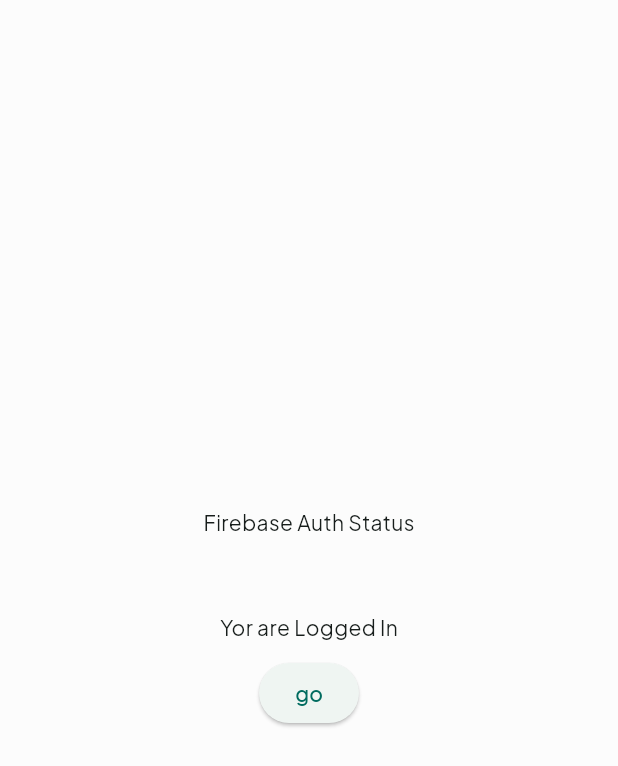
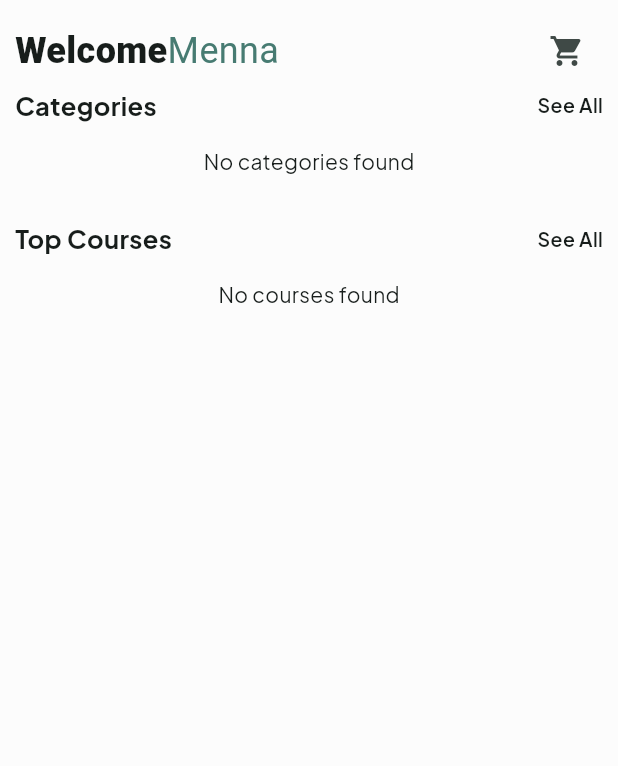
Before and after one commit to ShimaaElnaggar/Edu_Vesta, a Flutter app: the HomeView screen opened directly, on a phone screen of 412 x 824 dp. Shown: the top 766 px of the screen. Run offline on Flutter 3.47's test engine with Material 3 defaults, Android fonts, the phone set to English and light mode, and no system bars; our stand-ins replace cloud_firestore, firebase_auth, firebase_core, flutter_bloc, shared_preferences; accounts and stored records are empty.

Commit message:
get categories and top courses

```diff
--- a/lib/utils/color_utility.dart
+++ b/lib/utils/color_utility.dart
@@ -5,5 +5,6 @@
   static const secondary = Color(0xffF5BB06);
   static const primary = Color(0xff477B72);
   static const meduimBlack = Color(0xff1D1B20);
-  static const grey = Color(0xff858383);
+  static const grey = Color(0xffD1D1D6);
+  static const lightGrey = Color(0xffE0E0E0);
 }
--- a/lib/views/Home/home_view.dart
+++ b/lib/views/Home/home_view.dart
@@ -1,6 +1,11 @@
-import 'package:edu_vesta/views/Login/login_view.dart';
-import 'package:firebase_auth/firebase_auth.dart';
+
+import 'package:edu_vesta/widgets/categories_widget.dart';
+import 'package:edu_vesta/widgets/courses_widget.dart';
+import 'package:edu_vesta/widgets/label_widget.dart';
+
 import 'package:flutter/material.dart';
+
+import '../../utils/color_utility.dart';
 
 class HomeView extends StatefulWidget {
   static const id = 'Home';
@@ -11,37 +16,49 @@
 }
 
 class _HomeViewState extends State<HomeView> {
+
   @override
   Widget build(BuildContext context) {
-    return Scaffold(
-      body: Center(
-        child: Column(
-          mainAxisAlignment: MainAxisAlignment.center,
-          children: [
-            const Center(child: Text('Firebase Auth Status')),
-            const SizedBox(height: 10),
-            Center(
-                child: Text('${FirebaseAuth.instance.currentUser?.email}'
-                    ' \n ${FirebaseAuth.instance.currentUser?.displayName}')),
-            StreamBuilder(
-                stream: FirebaseAuth.instance.authStateChanges(),
-                builder: (context, snapshots) {
-                  if (snapshots.connectionState == ConnectionState.waiting) {
-                    return const CircularProgressIndicator();
-                  }
-                  if (snapshots.data != null) {
-                    return const Text('Yor are Logged In');
-                  }
-                  return const Text('No user signed in.');
-                }),
-            const SizedBox(height: 10),
-            ElevatedButton(
-              onPressed: () {
-                Navigator.pushNamed(context, LoginView.id);
-              },
-              child: const Text('go'),
-            )
-          ],
+    return SafeArea(
+      child: Scaffold(
+        body: Padding(
+          padding: const EdgeInsets.all(10),
+          child: Column(
+            children: [
+               Row(
+                 mainAxisAlignment: MainAxisAlignment.spaceBetween,
+                children: [
+                const Text.rich(
+                  TextSpan(
+                    children: [
+                      TextSpan(
+                          text: 'Welcome',
+                          style: TextStyle(fontSize: 24,fontWeight: FontWeight.w800)),
+                      TextSpan(
+                          text: 'Menna',
+                          style: TextStyle(fontSize: 24,color: ColorUtility.primary)),
+                    ],
+                  ),
+                ),
+                  IconButton(
+                    icon: const Icon(Icons.shopping_cart),
+                    onPressed: () {},
+                  ),
+              ],
+              ),
+              LabelWidget(
+                name: 'Categories',
+                onSeeAllClicked: () {},
+              ),
+              const CategoriesWidget(),
+              const SizedBox(height: 10,),
+              LabelWidget(
+                name: 'Top Courses',
+                onSeeAllClicked: () {},
+              ),
+              const CoursesWidget(rankValue: 'top_rated'),
+            ],
+          ),
         ),
       ),
     );
--- a/lib/views/On Boarding/on_boarding_view.dart
+++ b/lib/views/On Boarding/on_boarding_view.dart
@@ -141,7 +141,7 @@
                       height: 30,
                     )
                   : const SizedBox(
-                      height: 70,
+                      height: 60,
                     ),
               getButtons,
             ],
--- /dev/null
+++ b/lib/widgets/categories_widget.dart
@@ -0,0 +1,61 @@
+import 'package:cloud_firestore/cloud_firestore.dart';
+import 'package:flutter/material.dart';
+
+import '../models/category.dart';
+import '../utils/color_utility.dart';
+
+class CategoriesWidget extends StatefulWidget {
+  const CategoriesWidget({super.key});
+
+  @override
+  State<CategoriesWidget> createState() => _CategoriesWidgetState();
+}
+
+class _CategoriesWidgetState extends State<CategoriesWidget> {
+  @override
+  Widget build(BuildContext context) {
+    return SizedBox(
+      height: 40,
+      child: FutureBuilder(
+          future: FirebaseFirestore.instance.collection('categories').get(),
+          builder: (context, snapshot) {
+            if (snapshot.connectionState == ConnectionState.waiting) {
+              return const Center(child: CircularProgressIndicator());
+            }
+            if (snapshot.hasError) {
+              //print('Error: ${snapshot.error}');
+              return Text('Error: ${snapshot.error}');
+            }
+            if (!snapshot.hasData || snapshot.data!.docs.isEmpty) {
+              return const Text('No categories found');
+            }
+            List categories = List<Category>.from(snapshot.data?.docs
+                    .map((doc) => Category.fromJson({
+                          'id': doc.id,
+                          ...doc.data(),
+                        }))
+                    .toList() ??
+                []);
+            return ListView.separated(
+                scrollDirection: Axis.horizontal,
+                itemBuilder: (context, index) {
+                  return Container(
+                    decoration: BoxDecoration(
+                      borderRadius: BorderRadius.circular(40),
+                      color: ColorUtility.lightGrey,
+                    ),
+                    child: Center(
+                        child: Padding(
+                      padding: const EdgeInsets.symmetric(horizontal: 8),
+                      child: Text(categories[index].name ?? ' No Category'),
+                    )),
+                  );
+                },
+                separatorBuilder: (context, index) => const SizedBox(
+                      width: 10,
+                    ),
+                itemCount: categories.length);
+          }),
+    );
+  }
+}
--- /dev/null
+++ b/lib/widgets/courses_widget.dart
@@ -0,0 +1,112 @@
+import 'package:cloud_firestore/cloud_firestore.dart';
+import 'package:edu_vesta/utils/color_utility.dart';
+import 'package:edu_vesta/widgets/star_rating_widget.dart';
+import 'package:flutter/material.dart';
+import '../models/course.dart';
+
+class CoursesWidget extends StatefulWidget {
+  final String rankValue;
+  const CoursesWidget({required this.rankValue, super.key});
+
+  @override
+  State<CoursesWidget> createState() => _CoursesWidgetState();
+}
+
+class _CoursesWidgetState extends State<CoursesWidget> {
+  double rating = 0.0;
+  @override
+  Widget build(BuildContext context) {
+    return FutureBuilder(
+        future: FirebaseFirestore.instance
+            .collection('courses')
+            //.where('rank', isEqualTo: widget.rankValue)
+            //.orderBy('created_date', descending: true)
+            .get(),
+        builder: (context, snapshot) {
+          if (snapshot.connectionState == ConnectionState.waiting) {
+            return const Center(child: CircularProgressIndicator());
+          }
+          if (snapshot.hasError) {
+            //print('Error: ${snapshot.error}');
+            return Text('Error: ${snapshot.error}');
+          }
+          if (!snapshot.hasData || snapshot.data!.docs.isEmpty) {
+            return const Text('No courses found');
+          }
+          List courses = List<Course>.from(snapshot.data?.docs
+                  .map((doc) => Course.fromJson({
+                        'id': doc.id,
+                        ...doc.data(),
+                      }))
+                  .toList() ??
+              []);
+          return GridView.count(
+            mainAxisSpacing: 15,
+            crossAxisSpacing: 15,
+            shrinkWrap: true,
+            crossAxisCount: 2,
+            children: List.generate(courses.length, (index) {
+              return Column(
+                children: [
+                  Container(
+                    padding: const EdgeInsets.all(10),
+                    decoration: BoxDecoration(
+                      //color: ColorUtility.lightGrey,
+                      borderRadius: BorderRadius.circular(40),
+                    ),
+                    child: courses[index].image.isNotEmpty
+                        ? Image.network(
+                            courses[index].image,
+                            height: 100,
+                            width: 80,
+                            fit: BoxFit.cover,
+                          )
+                        : const Text('No Image Available'),
+                  ),
+                  const SizedBox(height: 10),
+                  Row(
+                    children: [
+                      Text(courses[index].rating),
+                      StarRating(
+                        rating: courses[index].rating,
+                        ratingChangeCallback: () {
+                          setState(() {
+                            rating = courses[index].rating;
+                          });
+                        },
+                      ),
+                    ],
+                  ),
+                  Text(
+                    courses[index].title,
+                    style: const TextStyle(
+                        fontSize: 16, fontWeight: FontWeight.bold),
+                  ),
+                  const SizedBox(height: 5),
+                  Row(
+                    children: [
+                      const Icon(Icons.perm_identity),
+                      Text(courses[index].instructor.name,
+                          style: const TextStyle(fontSize: 14)),
+                    ],
+                  ),
+                  const SizedBox(height: 5),
+                  Row(
+                    children: [
+                      Text(
+                        courses[index].concurrency,
+                        style: const TextStyle(color: ColorUtility.primary),
+                      ),
+                      Text(
+                        courses[index].price.toString(),
+                        style: const TextStyle(color: ColorUtility.primary),
+                      ),
+                    ],
+                  ),
+                ],
+              );
+            }),
+          );
+        });
+  }
+}
--- a/lib/widgets/onBoarding/on_boarding_content.dart
+++ b/lib/widgets/onBoarding/on_boarding_content.dart
@@ -41,7 +41,7 @@
           style: const TextStyle(
             fontSize: 16,
             fontWeight: FontWeight.w300,
-            color: ColorUtility.grey,
+            color: Colors.black,
           ),
         ),
       ],
```
Also changed, not shown: lib/models/course.dart (+21 -4 lines), lib/views/Courses/course_details_view.dart (added, +30 -0 lines), lib/widgets/star_rating_widget.dart (added, +51 -0 lines).
